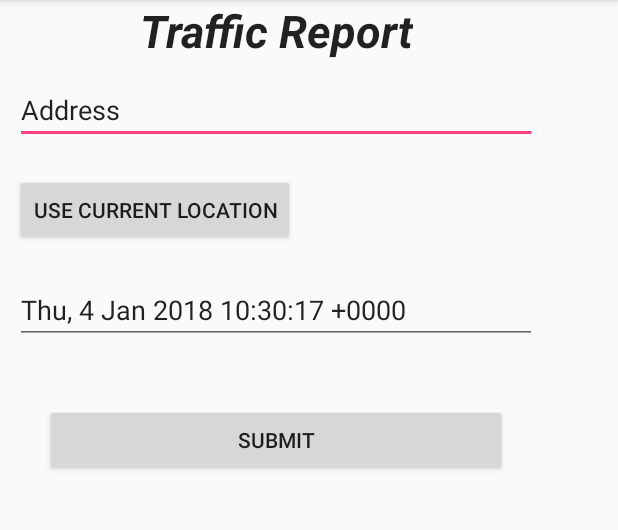
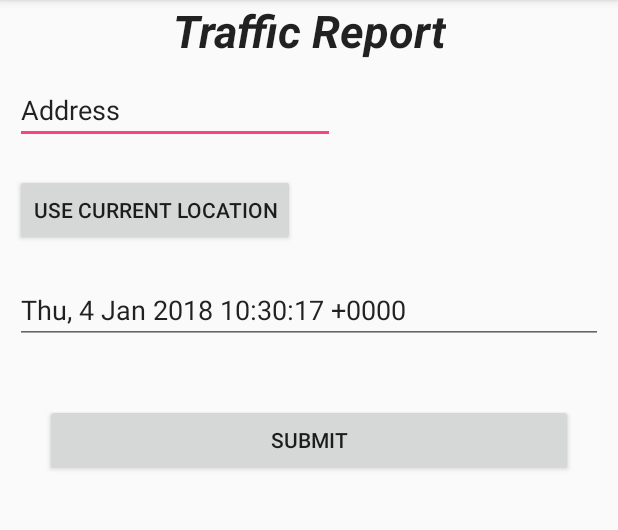
Before and after one commit to manhshady/Ridethrough, an Android app: the SubmitActivity screen opened directly, with no data from a screen before it, on a phone screen of 412 x 824 dp, the part 84-614 px from its top. Run offline under Robolectric (Android 15) with nearby library versions, the phone set to English and light mode, and no system bars.

Commit message:
fix flex layout, new logo

```diff
--- a/app/src/main/java/com/example/user/projectsepm/MainActivity.java
+++ b/app/src/main/java/com/example/user/projectsepm/MainActivity.java
@@ -795,10 +795,11 @@ public class MainActivity extends AppCompatActivity implements GoogleApiClient.C
             Gson gson = new Gson();
             Type listType = new TypeToken<List<TrafficJamPoint>>(){}.getType();
             List<TrafficJamPoint> jamPointList = gson.fromJson(getResquest, listType);
+            if (jamPointList!= null) {
                 Log.e("jamPointList", jamPointList.toString());
 
                 //List<Map<String, Double>> data = new ArrayList<>();
-            for (TrafficJamPoint trafficJamPoint: jamPointList ) {
+                for (TrafficJamPoint trafficJamPoint : jamPointList) {
 //                Map<String, Double > element = new HashMap<>();
 //                element.put("lat", trafficJamPoint.getLat());
 //                element.put("lon", trafficJamPoint.getLon());
@@ -816,6 +817,7 @@ public class MainActivity extends AppCompatActivity implements GoogleApiClient.C
 //                    }
 //                }
 
+                }
             }
 //            Log.e("Received data", data.toString());
             //TODO: implement to display geoMarkers on map base on the data
--- a/app/src/main/res/layout/activity_submit.xml
+++ b/app/src/main/res/layout/activity_submit.xml
@@ -7,11 +7,11 @@
     tools:context="com.example.user.projectsepm.SubmitActivity">
 
     <LinearLayout
-        android:layout_width="368dp"
-        android:layout_height="0dp"
+        android:layout_width="match_parent"
+        android:layout_height="wrap_content"
         android:orientation="vertical"
-        tools:layout_editor_absoluteX="8dp"
-        tools:layout_editor_absoluteY="8dp">
+
+        >
 
         <TextView
             android:layout_width="wrap_content"
@@ -47,7 +47,7 @@
 
             <EditText
                 android:id="@+id/address"
-                android:layout_width="match_parent"
+                android:layout_width="wrap_content"
                 android:layout_height="wrap_content"
                 android:layout_margin="10dp"
                 android:layout_weight="1"
```
Also changed, not shown: app/src/main/res/layout/activity_main.xml (+6 -45 lines), app/src/main/ic_launcher-web.png (added), app/src/main/res/mipmap-hdpi/ic_launcher.png, app/src/main/res/mipmap-mdpi/ic_launcher.png, app/src/main/res/mipmap-xhdpi/ic_launcher.png, app/src/main/res/mipmap-xxhdpi/ic_launcher.png, app/src/main/res/mipmap-xxxhdpi/ic_launcher.png. Lines whose indentation alone changed are shown as unchanged.
